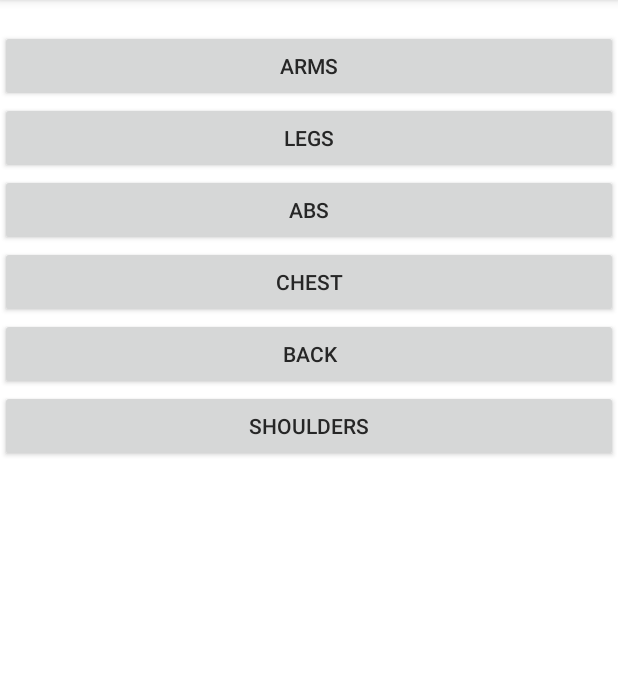
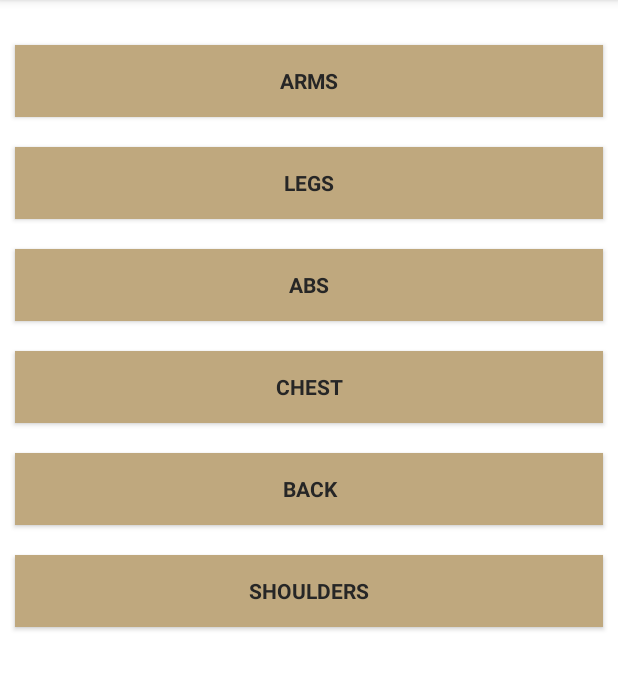
Before and after one commit to macidori98/FitnessApplication, an Android app: the fragment TraineeMuscleGroupsFragment placed in its activity, on a phone screen of 412 x 824 dp, the part 84-774 px from its top. Run offline under Robolectric (Android 15) with nearby library versions, the phone set to English and light mode, and no system bars; our stand-ins replace Firebase (no records; nobody signed in at launch, a user with empty details on screens opened directly).

Commit message:
button design

```diff
--- a/app/src/main/java/com/example/fitnessapplication/fragment/trainee/TraineeMuscleGroupsFragment.java
+++ b/app/src/main/java/com/example/fitnessapplication/fragment/trainee/TraineeMuscleGroupsFragment.java
@@ -1,5 +1,6 @@
 package com.example.fitnessapplication.fragment.trainee;
 
+import android.graphics.Typeface;
 import android.os.Bundle;
 import android.view.LayoutInflater;
 import android.view.View;
@@ -42,11 +43,20 @@ public class TraineeMuscleGroupsFragment extends Fragment {
 
     private void addButtons() {
         final List<String> buttonString = Arrays.asList(getResources().getStringArray(R.array.trainee_muscle_groups));
+        LinearLayout.LayoutParams params = new LinearLayout.LayoutParams(
+                LinearLayout.LayoutParams.MATCH_PARENT,
+                LinearLayout.LayoutParams.WRAP_CONTENT
+        );
+        params.setMargins(15, 15, 15, 15);
         for (int i = 0; i < buttonString.size(); ++i) {
             final int ii = i;
             Button btn = new Button(getContext());
             btn.setText(buttonString.get(i));
+            btn.setTypeface(Typeface.defaultFromStyle(Typeface.BOLD));
+            btn.setPadding(10,10,10,10);
             btn.setTextColor(getResources().getColor(R.color.colorText));
+            btn.setBackgroundColor(getResources().getColor(R.color.colorAccent));
+            btn.setLayoutParams(params);
             btn.setOnClickListener(new View.OnClickListener() {
                 @Override
                 public void onClick(View view) {
--- a/app/src/main/res/layout/fragment_login.xml
+++ b/app/src/main/res/layout/fragment_login.xml
@@ -62,6 +62,8 @@
         android:paddingStart="40dp"
         android:paddingEnd="40dp"
         android:text="@string/login"
+        android:textStyle="bold"
+        android:background="@color/colorAccent"
         android:textColor="@color/colorText"
         app:layout_constraintEnd_toEndOf="parent"
         app:layout_constraintHorizontal_bias="0.498"
--- a/app/src/main/res/layout/fragment_registration.xml
+++ b/app/src/main/res/layout/fragment_registration.xml
@@ -85,6 +85,8 @@
         android:layout_width="wrap_content"
         android:layout_height="wrap_content"
         android:text="@string/reg_button"
+        android:textStyle="bold"
+        android:background="@color/colorAccent"
         android:textColor="@color/colorText"
         app:layout_constraintBottom_toBottomOf="parent"
         app:layout_constraintEnd_toEndOf="parent"
--- a/app/src/main/res/layout/fragment_trainee_home.xml
+++ b/app/src/main/res/layout/fragment_trainee_home.xml
@@ -14,6 +14,8 @@
         android:layout_height="wrap_content"
         android:layout_marginTop="150dp"
         android:text="@string/trainee_option_exercises"
+        android:background="@color/colorAccent"
+        android:textStyle="bold"
         android:textColor="@color/colorText"
         app:layout_constraintEnd_toEndOf="parent"
         app:layout_constraintHorizontal_bias="0.5"
@@ -26,6 +28,8 @@
         android:layout_height="wrap_content"
         android:layout_marginTop="15dp"
         android:text="@string/trainee_option_trainer"
+        android:textStyle="bold"
+        android:background="@color/colorAccent"
         android:textColor="@color/colorText"
         app:layout_constraintEnd_toEndOf="@+id/button_home_trainee_exercises"
         app:layout_constraintStart_toStartOf="@+id/button_home_trainee_exercises"
@@ -37,6 +41,8 @@
         android:layout_height="wrap_content"
         android:layout_marginTop="15dp"
         android:text="@string/trainee_option_settings"
+        android:background="@color/colorAccent"
+        android:textStyle="bold"
         android:textColor="@color/colorText"
         app:layout_constraintEnd_toEndOf="@+id/button_home_trainee_trainer"
         app:layout_constraintStart_toStartOf="@+id/button_home_trainee_trainer"
--- a/app/src/main/res/layout/fragment_trainee_options.xml
+++ b/app/src/main/res/layout/fragment_trainee_options.xml
@@ -10,6 +10,8 @@
         android:layout_height="wrap_content"
         android:layout_marginTop="150dp"
         android:text="@string/trainee_option_exercises"
+        android:textStyle="bold"
+        android:background="@color/colorAccent"
         android:textColor="@color/colorText"
         app:layout_constraintEnd_toEndOf="parent"
         app:layout_constraintStart_toStartOf="parent"
@@ -20,7 +22,9 @@
         android:layout_width="wrap_content"
         android:layout_height="wrap_content"
         android:layout_marginTop="40dp"
+        android:background="@color/colorAccent"
         android:text="@string/trainee_option_trainer"
+        android:textStyle="bold"
         android:textColor="@color/colorText"
         app:layout_constraintEnd_toEndOf="parent"
         app:layout_constraintStart_toStartOf="parent"
@@ -29,8 +33,10 @@
     <Button
         android:id="@+id/button_option_trainee_settings"
         android:layout_width="wrap_content"
+        android:background="@color/colorAccent"
         android:layout_height="wrap_content"
         android:text="@string/trainee_option_settings"
+        android:textStyle="bold"
         android:textColor="@color/colorText"
         app:layout_constraintBottom_toBottomOf="parent"
         app:layout_constraintEnd_toEndOf="parent"
--- a/app/src/main/res/layout/fragment_trainee_settings.xml
+++ b/app/src/main/res/layout/fragment_trainee_settings.xml
@@ -14,6 +14,8 @@
         android:layout_height="wrap_content"
         android:layout_marginTop="240dp"
         android:text="@string/change_name"
+        android:background="@color/colorAccent"
+        android:textStyle="bold"
         android:textColor="@color/colorText"
         app:layout_constraintEnd_toEndOf="parent"
         app:layout_constraintStart_toStartOf="parent"
@@ -24,7 +26,9 @@
         android:layout_width="wrap_content"
         android:layout_height="wrap_content"
         android:text="@string/change_password"
+        android:textStyle="bold"
         android:textColor="@color/colorText"
+        android:background="@color/colorAccent"
         app:layout_constraintBottom_toBottomOf="parent"
         app:layout_constraintEnd_toEndOf="parent"
         app:layout_constraintHorizontal_bias="0.501"
--- a/app/src/main/res/layout/fragment_trainer_options.xml
+++ b/app/src/main/res/layout/fragment_trainer_options.xml
@@ -9,7 +9,9 @@
         android:layout_width="wrap_content"
         android:layout_height="wrap_content"
         android:layout_marginTop="150dp"
+        android:background="@color/colorAccent"
         android:text="@string/trainer_option_my_content"
+        android:textStyle="bold"
         android:textColor="@color/colorText"
         app:layout_constraintEnd_toEndOf="parent"
         app:layout_constraintStart_toStartOf="parent"
@@ -18,9 +20,11 @@
     <Button
         android:id="@+id/button_option_trainer_upload"
         android:layout_width="wrap_content"
+        android:background="@color/colorAccent"
         android:layout_height="wrap_content"
         android:layout_marginTop="15dp"
         android:text="@string/trainer_option_upload"
+        android:textStyle="bold"
         android:textColor="@color/colorText"
         app:layout_constraintEnd_toEndOf="parent"
         app:layout_constraintStart_toStartOf="parent"
@@ -31,6 +35,8 @@
         android:layout_width="wrap_content"
         android:layout_height="wrap_content"
         android:layout_marginTop="15dp"
+        android:background="@color/colorAccent"
+        android:textStyle="bold"
         android:text="@string/trainer_option_settings"
         android:textColor="@color/colorText"
         app:layout_constraintEnd_toEndOf="parent"
--- a/app/src/main/res/layout/fragment_trainer_settings.xml
+++ b/app/src/main/res/layout/fragment_trainer_settings.xml
@@ -14,6 +14,8 @@
         android:layout_marginTop="240dp"
         android:text="@string/change_name"
         android:textColor="@color/colorText"
+        android:textStyle="bold"
+        android:background="@color/colorAccent"
         app:layout_constraintEnd_toEndOf="parent"
         app:layout_constraintStart_toStartOf="parent"
         app:layout_constraintTop_toTopOf="parent" />
@@ -23,6 +25,8 @@
         android:layout_width="wrap_content"
         android:layout_height="wrap_content"
         android:text="@string/change_password"
+        android:background="@color/colorAccent"
+        android:textStyle="bold"
         android:textColor="@color/colorText"
         app:layout_constraintBottom_toBottomOf="parent"
         app:layout_constraintEnd_toEndOf="parent"
```
